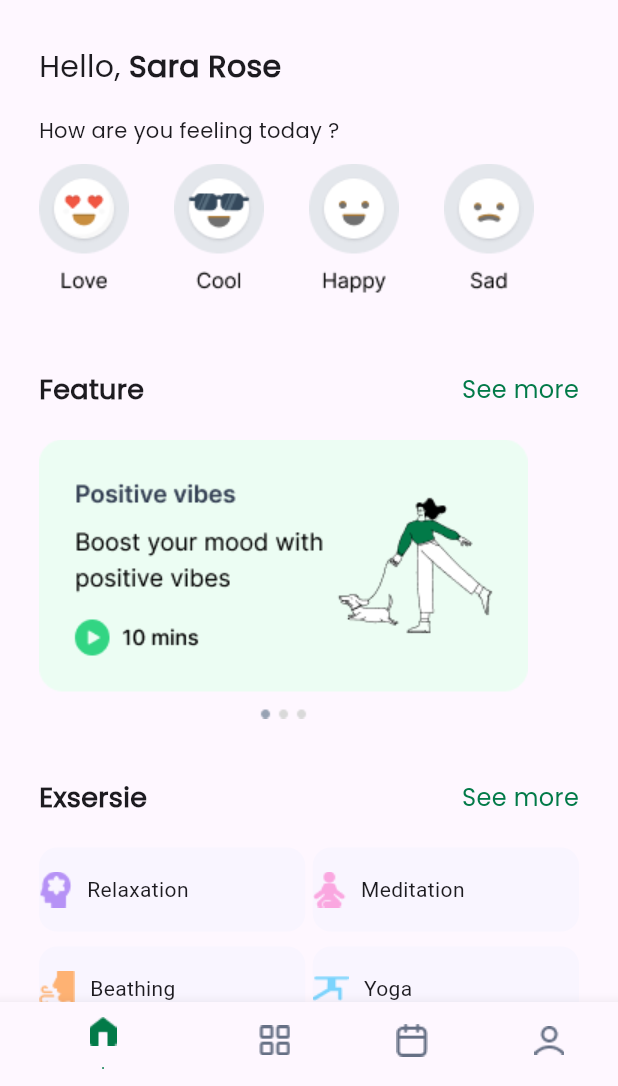
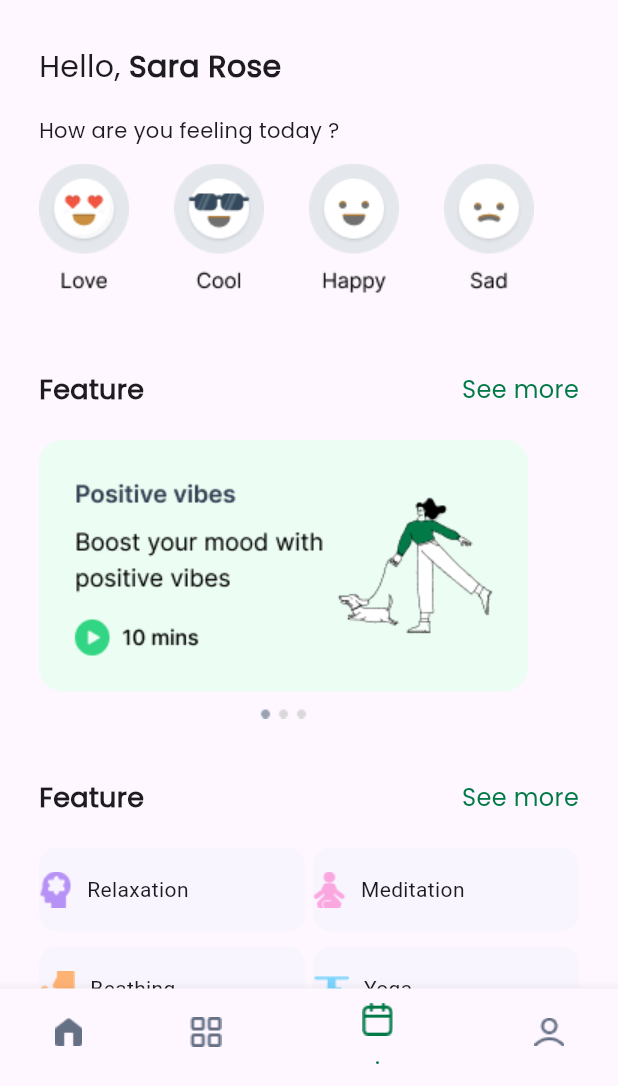
Before and after one commit to Ibrahim8545/c11_exam_sun_online, a Flutter app: the screen it shows after launch, on a phone screen of 412 x 824 dp, the part 150-1236 px from its top. Run offline on Flutter 3.47's test engine with Material 3 defaults, Android fonts, the phone set to English and light mode, and no system bars.

Commit message:
finish home screnn part two

```diff
--- a/lib/home_screen_two/home_screen_two.dart
+++ b/lib/home_screen_two/home_screen_two.dart
@@ -1,6 +1,8 @@
 import 'package:flutter/material.dart';
 import 'package:routequiz/home_screen_two/widget/card_items.dart';
 import 'package:routequiz/home_screen_two/widget/custom_app_bar.dart';
+import 'package:routequiz/home_screen_two/widget/imogi.dart';
+import 'package:routequiz/home_screen_two/widget/titles.dart';
 import 'package:routequiz/utlis/styles.dart';
 
 class HomeScreenTwo extends StatelessWidget {
@@ -45,42 +47,11 @@ class HomeScreenTwo extends StatelessWidget {
             const SizedBox(
               height: 12,
             ),
-            Row(
-              children: [
-                Image.asset('assets/images/love.png'),
-                const SizedBox(
-                  width: 30,
-                ),
-                Image.asset('assets/images/cool.png'),
-                const SizedBox(
-                  width: 30,
-                ),
-                Image.asset('assets/images/happy.png'),
-                const SizedBox(
-                  width: 30,
-                ),
-                Image.asset('assets/images/sad.png'),
-              ],
-            ),
+            const Imogies(),
             const SizedBox(
               height: 50,
             ),
-            Row(
-              children: [
-                Text(
-                  'Feature',
-                  style:
-                      Styles.textStyle18.copyWith(fontWeight: FontWeight.w600),
-                ),
-                const Spacer(),
-                Text(
-                  'See more',
-                  style: Styles.textStyle16.copyWith(
-                      fontWeight: FontWeight.w500,
-                      color: const Color(0xff027A48)),
-                ),
-              ],
-            ),
+            Titles(tilte: 'Feature', anotherTitle: 'See more'),
             const SizedBox(
               height: 20,
             ),
@@ -88,81 +59,58 @@ class HomeScreenTwo extends StatelessWidget {
             const SizedBox(
               height: 40,
             ),
-            Row(
-              children: [
-                Text(
-                  'Exsersie',
-                  style:
-                      Styles.textStyle18.copyWith(fontWeight: FontWeight.w600),
-                ),
-                const Spacer(),
-                Text(
-                  'See more',
-                  style: Styles.textStyle16.copyWith(
-                      fontWeight: FontWeight.w500,
-                      color: const Color(0xff027A48)),
-                ),
-              ],
+            Titles(tilte: 'Exsersie', anotherTitle: 'See more'),
+            const SizedBox(
+              height: 20,
             ),
-
-
-            const SizedBox(height: 20,),
             Row(
               children: [
                 CardItem(
-                  title: 'Relaxation',
-                   imagePath: 'assets/images/relx.png'
-                   ),
-                   const SizedBox(width: 5,),
-                   CardItem(
-                    title: 'Meditation',
-                     imagePath: 'assets/images/med.png'
-                     )
-
+                    title: 'Relaxation', imagePath: 'assets/images/relx.png'),
+                const SizedBox(
+                  width: 5,
+                ),
+                CardItem(
+                    title: 'Meditation', imagePath: 'assets/images/med.png')
               ],
-              ),
-              const SizedBox(height: 10,),
-              Row(
+            ),
+            const SizedBox(
+              height: 10,
+            ),
+            Row(
               children: [
                 CardItem(
-                  title: 'Beathing',
-                   imagePath: 'assets/images/breth.png'
-                   ),
-                   const SizedBox(width: 5,),
-                   CardItem(
-                    title: 'Yoga',
-                     imagePath: 'assets/images/yoga.png'
-                     )
-
+                    title: 'Beathing', imagePath: 'assets/images/breth.png'),
+                const SizedBox(
+                  width: 5,
+                ),
+                CardItem(title: 'Yoga', imagePath: 'assets/images/yoga.png')
               ],
-              ),
-
-
-
-
+            ),
           ],
         ),
       ),
-
       bottomNavigationBar: BottomNavigationBar(
         selectedItemColor: Color(0xff027A48),
         unselectedItemColor: Color(0xff667085),
-
-        selectedFontSize: 12,
-
+        currentIndex: 2,
+        selectedFontSize: 17,
         items: const [
-          BottomNavigationBarItem(icon: ImageIcon(AssetImage(('assets/images/Icon1.png'))),label: '.',),
-           BottomNavigationBarItem(icon: ImageIcon(AssetImage(('assets/images/Icon2.png'))),label: '..'),
-            BottomNavigationBarItem(icon: ImageIcon(AssetImage(('assets/images/Icon3.png'))),label: '..'),
-             BottomNavigationBarItem(icon: ImageIcon(AssetImage(('assets/images/Icon4.png'))),label: '.yhdy'),
-
+          BottomNavigationBarItem(
+            icon: ImageIcon(AssetImage(('assets/images/Icon1.png'))),
+            label: '.',
+          ),
+          BottomNavigationBarItem(
+              icon: ImageIcon(AssetImage(('assets/images/Icon2.png'))),
+              label: '.'),
+          BottomNavigationBarItem(
+              icon: ImageIcon(AssetImage(('assets/images/Icon3.png'))),
+              label: '.'),
+          BottomNavigationBarItem(
+              icon: ImageIcon(AssetImage(('assets/images/Icon4.png'))),
+              label: '.'),
         ],
-
-        ),
-
-
+      ),
     );
   }
-
-
 }
--- /dev/null
+++ b/lib/home_screen_two/widget/imogi.dart
@@ -0,0 +1,28 @@
+import 'package:flutter/material.dart';
+
+class Imogies extends StatelessWidget {
+  const Imogies({super.key});
+
+  @override
+  Widget build(BuildContext context) {
+    return SingleChildScrollView(
+              child: Row(
+                children: [
+                  Image.asset('assets/images/love.png'),
+                  const SizedBox(
+                    width: 30,
+                  ),
+                  Image.asset('assets/images/cool.png'),
+                  const SizedBox(
+                    width: 30,
+                  ),
+                  Image.asset('assets/images/happy.png'),
+                  const SizedBox(
+                    width: 30,
+                  ),
+                  Image.asset('assets/images/sad.png'),
+                ],
+              ),
+            );
+  }
+}
--- /dev/null
+++ b/lib/home_screen_two/widget/titles.dart
@@ -0,0 +1,27 @@
+import 'package:flutter/material.dart';
+import 'package:routequiz/utlis/styles.dart';
+
+class Titles extends StatelessWidget {
+   Titles({super.key,required this.tilte, required this.anotherTitle});
+String tilte;
+String anotherTitle;
+  @override
+  Widget build(BuildContext context) {
+    return Row(
+              children: [
+                Text(
+                  'Feature',
+                  style:
+                      Styles.textStyle18.copyWith(fontWeight: FontWeight.w600),
+                ),
+                const Spacer(),
+                Text(
+                  'See more',
+                  style: Styles.textStyle16.copyWith(
+                      fontWeight: FontWeight.w500,
+                      color: const Color(0xff027A48)),
+                ),
+              ],
+            );
+  }
+}
```
